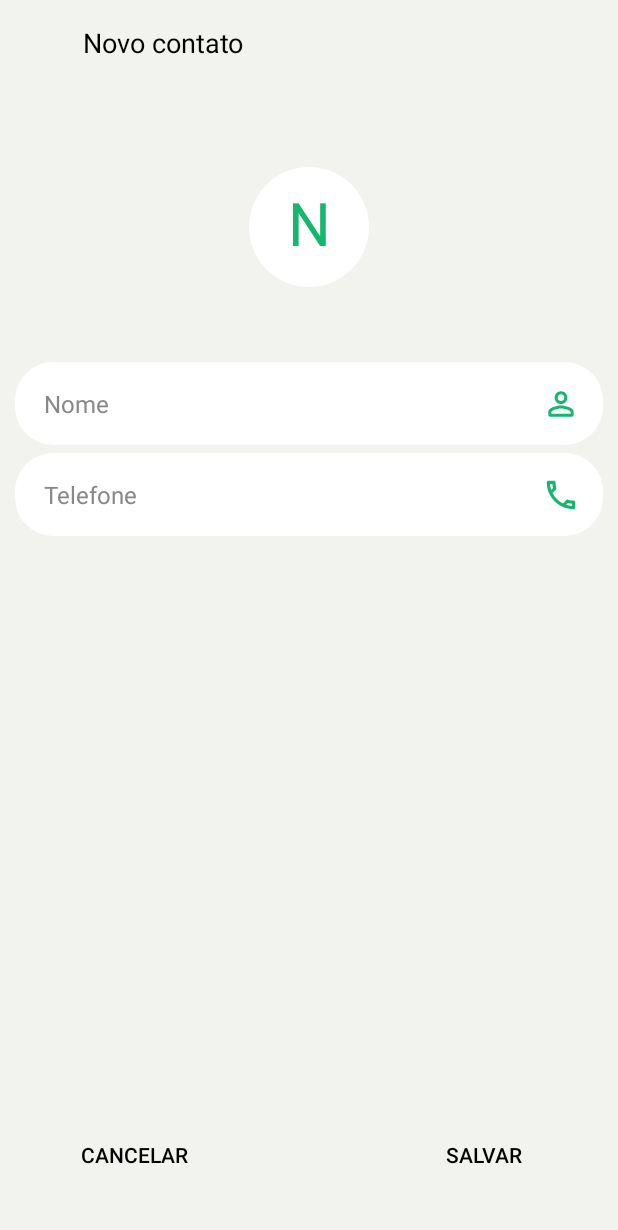
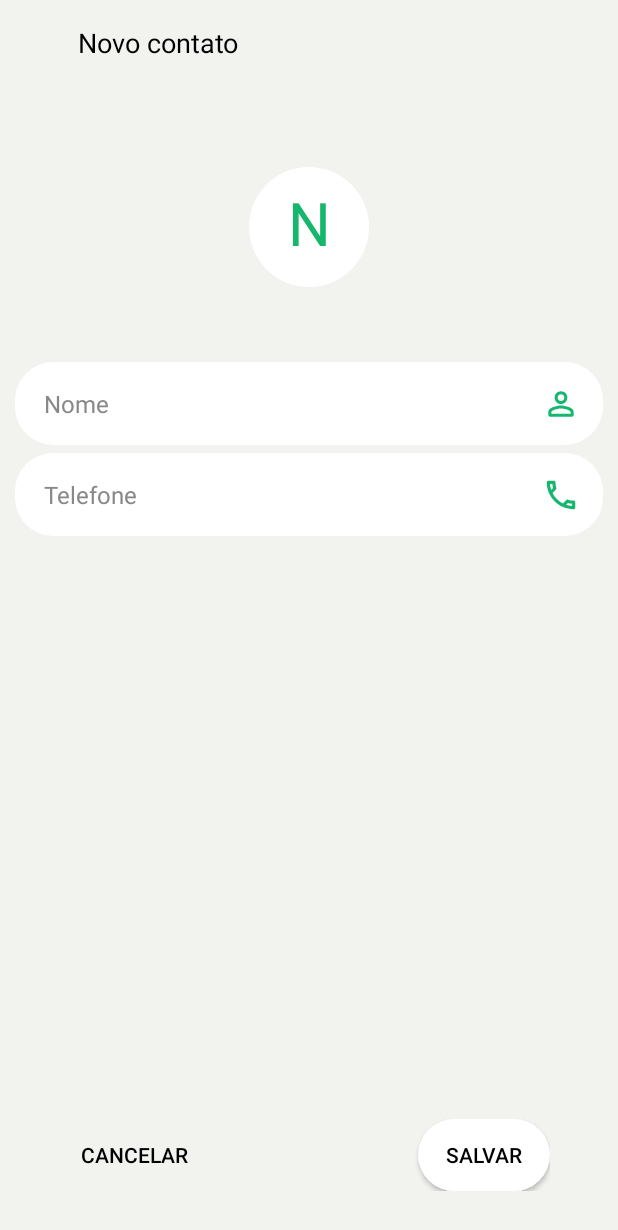
Before and after one commit to let1ci4b/ListaContatos, an Android app: the layout add_contact.xml on its own in the app's theme, with its tools: preview values and no code run, on a phone screen of 412 x 824 dp. Shown: the top 1230 px of the screen. Run offline under Robolectric (Android 15) with nearby library versions, the phone set to English and light mode, and no system bars.

```diff
--- /dev/null
+++ b/app/src/main/res/drawable/button_save_background.xml
@@ -0,0 +1,17 @@
+<?xml version="1.0" encoding="utf-8"?>
+<selector xmlns:android="http://schemas.android.com/apk/res/android">
+    <!-- Color when the row is selected -->
+    <item android:state_enabled="true" >
+        <shape android:shape="rectangle">
+            <solid android:color="?attr/colorSecondary"/>
+            <corners android:radius="25dp"/> <!-- valor do arredondamento das bordas -->
+        </shape>
+    </item>
+    <!-- Standard background color -->
+    <item >
+        <shape android:shape="rectangle">
+            <solid android:color="?attr/colorPrimary"/>
+            <corners android:radius="25dp"/> <!-- valor do arredondamento das bordas -->
+        </shape>
+    </item>
+</selector>
--- a/app/src/main/res/layout/add_contact.xml
+++ b/app/src/main/res/layout/add_contact.xml
@@ -22,15 +22,15 @@
             android:id="@+id/actionBarText"
             android:layout_width="wrap_content"
             android:layout_height="wrap_content"
+            android:layout_marginStart="52dp"
+            android:layout_marginTop="15dp"
+            android:layout_marginBottom="15dp"
             android:text="@string/add_contact_name"
             android:textColor="?attr/colorPrimaryVariant"
             android:textSize="18sp"
-            android:layout_marginStart="55dp"
-            android:layout_marginTop="15dp"
-            android:layout_marginBottom="15dp"
+            app:layout_constraintBottom_toBottomOf="parent"
             app:layout_constraintStart_toStartOf="parent"
-            app:layout_constraintTop_toTopOf="parent"
-            app:layout_constraintBottom_toBottomOf="parent" />
+            app:layout_constraintTop_toTopOf="parent" />
 
     </androidx.constraintlayout.widget.ConstraintLayout>
 
@@ -167,7 +167,7 @@
             android:id="@+id/buttonSave"
             android:layout_width="wrap_content"
             android:layout_height="wrap_content"
-            android:background="#00FFFFFF"
+            android:background="@drawable/button_save_background"
             android:text="@string/button_save"
             android:textColor="?attr/colorPrimaryVariant"
             app:layout_constraintBottom_toBottomOf="parent"
```
Also changed, not shown: app/src/main/java/com/example/recyclerlistacontatos/addcontacts/AddContactActivity.kt (+32 -19 lines), app/src/main/java/com/example/recyclerlistacontatos/editcontacts/EditContactActivity.kt (+29 -19 lines), app/src/main/java/com/example/recyclerlistacontatos/main/MainActivity.kt (+9 -10 lines), app/src/main/res/values/strings.xml (+12 -0 lines).
